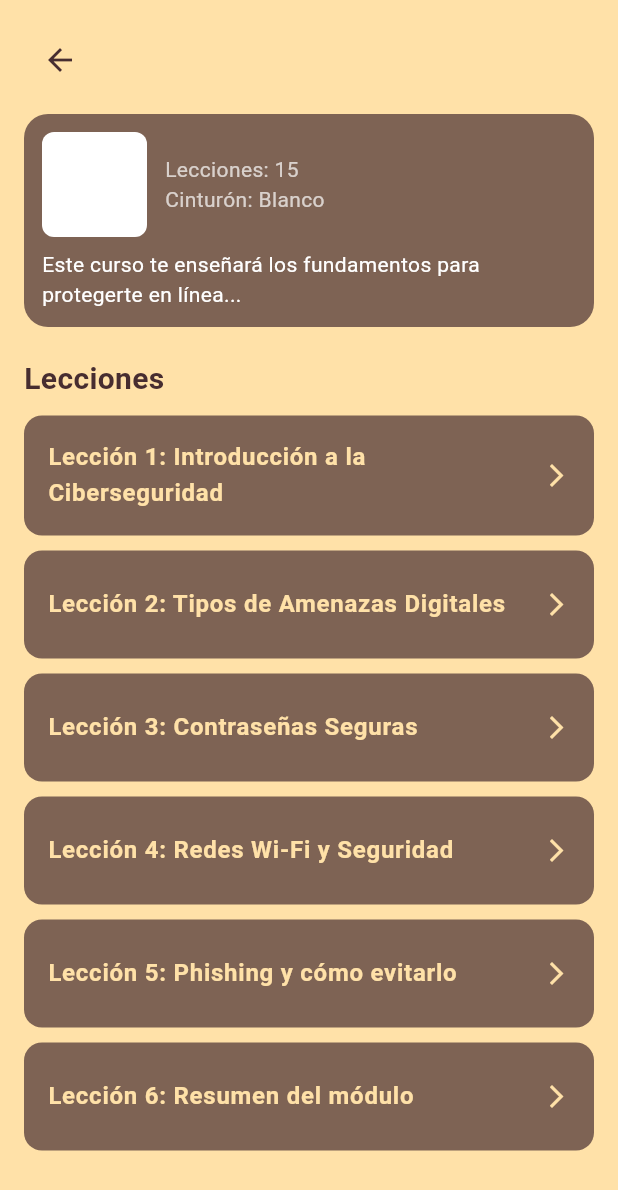
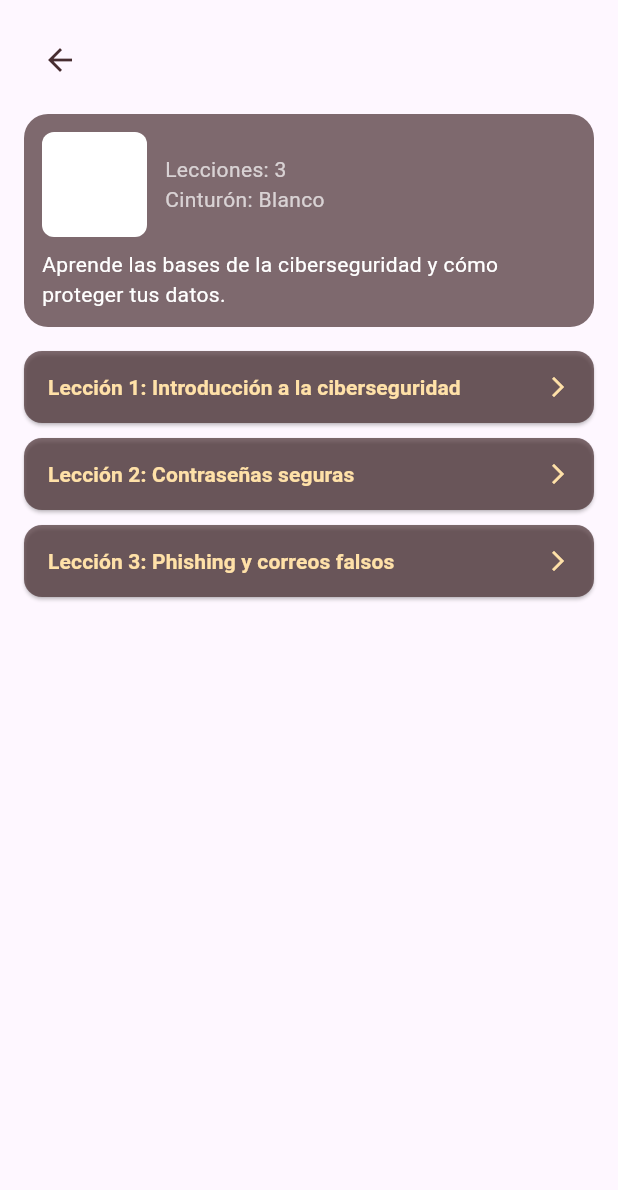
Before and after one commit to aresmargal/cyber_dojo, a Flutter app: the DojoCourseScreen widget shown alone on an empty page, opened directly with empty values, on a phone screen of 412 x 824 dp. Shown: the top 1190 px of the screen. Run offline on Flutter 3.47's test engine with Material 3 defaults, Android fonts, the phone set to English and light mode, and no system bars.

Commit message:
Lesson Text Funcional

```diff
--- a/lib/screens/dojoScreens/dojo_course_screen.dart
+++ b/lib/screens/dojoScreens/dojo_course_screen.dart
@@ -3,34 +3,30 @@ import 'package:flutter/material.dart';
 class DojoCourseScreen extends StatelessWidget {
   final String courseTitle;
   final VoidCallback onBack;
+  final void Function(Map<String, String> lesson) onLessonSelected;
 
   const DojoCourseScreen({
     super.key,
     required this.courseTitle,
     required this.onBack,
+    required this.onLessonSelected,
   });
 
   @override
   Widget build(BuildContext context) {
-    // Lista temporal de lecciones (TODO: conectar con BBDD)
+    // Lista temporal de lecciones
     final List<Map<String, String>> lessons = [
-      {"title": "Introducción a la Ciberseguridad"},
-      {"title": "Tipos de Amenazas Digitales"},
-      {"title": "Contraseñas Seguras"},
-      {"title": "Redes Wi-Fi y Seguridad"},
-      {"title": "Phishing y cómo evitarlo"},
-      {"title": "Resumen del módulo"},
+      {"title": "Introducción a la ciberseguridad"},
+      {"title": "Contraseñas seguras"},
+      {"title": "Phishing y correos falsos"},
     ];
 
-    return Scaffold(
-      backgroundColor: const Color(0xFFFFE1A8),
-      body: SafeArea(
-        child: Padding(
+    return Padding(
       padding: const EdgeInsets.all(16),
       child: Column(
         crossAxisAlignment: CrossAxisAlignment.start,
         children: [
-              // --- Fila superior con botón volver y título ---
+          // Fila superior con botón volver y título
           Row(
             children: [
               IconButton(
@@ -55,7 +51,7 @@ class DojoCourseScreen extends StatelessWidget {
 
           const SizedBox(height: 12),
 
-              // --- Bloque de información del curso ---
+          // Bloque de información del curso
           Container(
             width: double.infinity,
             decoration: BoxDecoration(
@@ -68,7 +64,6 @@ class DojoCourseScreen extends StatelessWidget {
               children: const [
                 Row(
                   children: [
-                        // Imagen del curso (temp)
                     SizedBox(
                       height: 70,
                       width: 70,
@@ -83,7 +78,7 @@ class DojoCourseScreen extends StatelessWidget {
                     Column(
                       crossAxisAlignment: CrossAxisAlignment.start,
                       children: [
-                            Text("Lecciones: 15",
+                        Text("Lecciones: 3",
                             style: TextStyle(color: Colors.white70)),
                         Text("Cinturón: Blanco",
                             style: TextStyle(color: Colors.white70)),
@@ -93,57 +88,59 @@ class DojoCourseScreen extends StatelessWidget {
                 ),
                 SizedBox(height: 8),
                 Text(
-                      "Este curso te enseñará los fundamentos para protegerte en línea...",
+                  "Aprende las bases de la ciberseguridad y cómo proteger tus datos.",
                   style: TextStyle(color: Colors.white),
                 ),
               ],
             ),
           ),
 
-              const SizedBox(height: 20),
+          const SizedBox(height: 16),
 
-              // --- Título de sección ---
-              const Text(
-                "Lecciones",
-                style: TextStyle(
-                  color: Color(0xFF472D30),
-                  fontSize: 20,
-                  fontWeight: FontWeight.bold,
-                ),
-              ),
-
-              const SizedBox(height: 10),
-
-              // --- Lista de lecciones ---
+          // Lista lecciones
           Expanded(
             child: ListView.builder(
               itemCount: lessons.length,
               itemBuilder: (context, index) {
                 final lesson = lessons[index];
-                    return Container(
-                      margin: const EdgeInsets.only(bottom: 10),
-                      decoration: BoxDecoration(
-                        color: const Color(0xB3472D30),
+
+                return Padding(
+                  padding: const EdgeInsets.only(bottom: 10),
+                  child: ElevatedButton(
+                    style: ElevatedButton.styleFrom(
+                      backgroundColor: const Color(0xB3472D30),
+                      shape: RoundedRectangleBorder(
                         borderRadius: BorderRadius.circular(12),
                       ),
-                      child: ListTile(
-                        contentPadding: const EdgeInsets.symmetric(
-                            horizontal: 16, vertical: 8),
-                        title: Text(
+                      padding: const EdgeInsets.symmetric(
+                        vertical: 14,
+                        horizontal: 16,
+                      ),
+                    ),
+                    onPressed: () {
+                      onLessonSelected({
+                        "title": lesson["title"]!,
+                        "text":
+                            "Aquí irá el contenido de la lección '${lesson["title"]}'.",
+                      });
+                    },
+                    child: Row(
+                      mainAxisAlignment: MainAxisAlignment.spaceBetween,
+                      children: [
+                        Text(
                           "Lección ${index + 1}: ${lesson["title"]}",
                           style: const TextStyle(
                             color: Color(0xFFFFE1A8),
-                            fontWeight: FontWeight.w600,
+                            fontWeight: FontWeight.bold,
                           ),
                         ),
-                        trailing: const Icon(
+                        const Icon(
                           Icons.arrow_forward_ios,
                           color: Color(0xFFFFE1A8),
-                          size: 18,
+                          size: 16,
                         ),
-                        onTap: () {
-                          // TODO: Navegar a la pantalla de lección específica
-                        },
+                      ],
+                    ),
                   ),
                 );
               },
@@ -151,8 +148,6 @@ class DojoCourseScreen extends StatelessWidget {
           ),
         ],
       ),
-        ),
-      ),
     );
   }
 }
```
Also changed, not shown: lib/screens/dojoScreens/dojo_lesson_text_screen.dart (added, +126 -0 lines), lib/screens/main_screen.dart (+19 -9 lines). Lines whose indentation alone changed are shown as unchanged.
